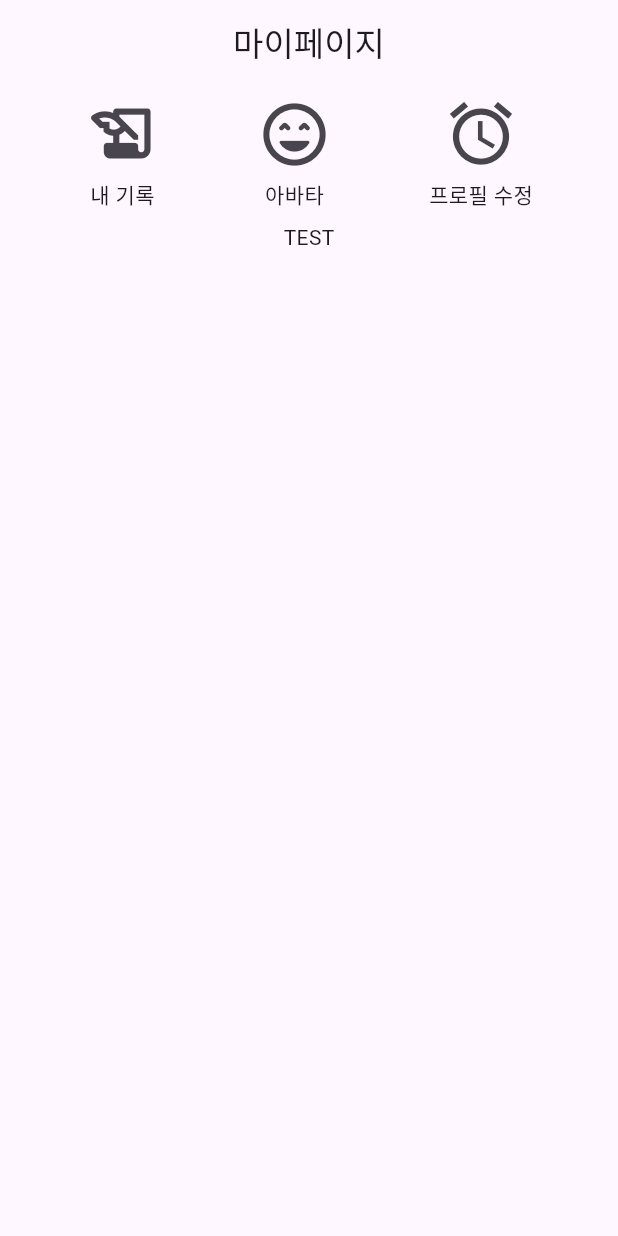
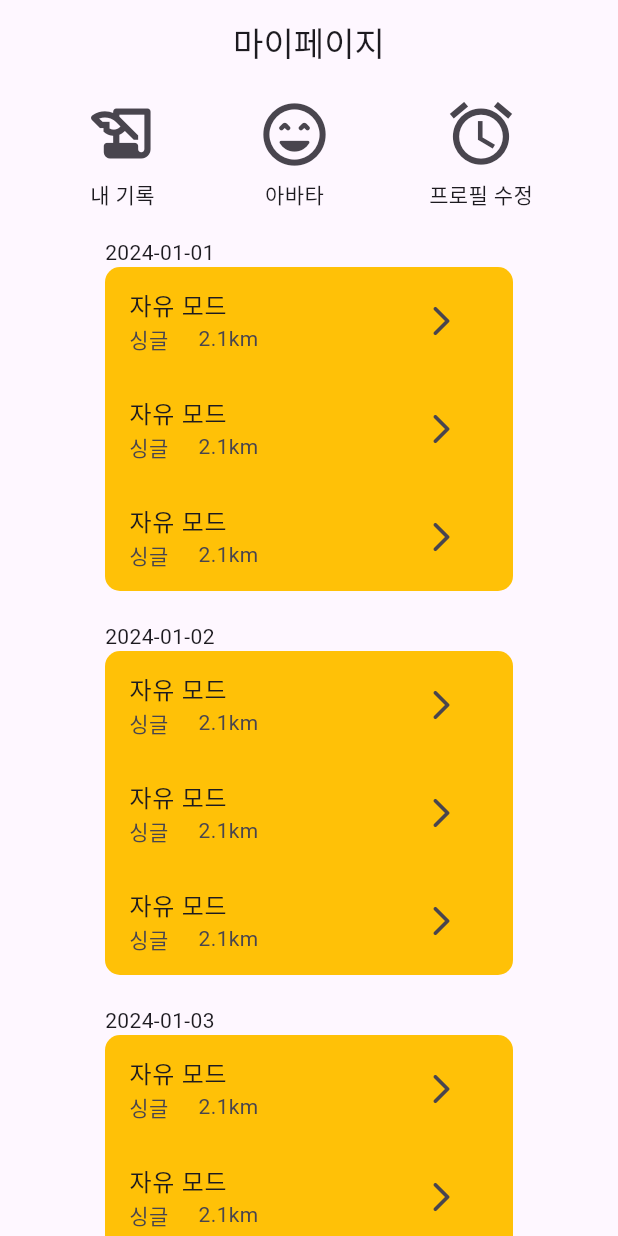
Before and after one commit to benyy0101/Wadada, a Flutter app: the screen it shows after launch, on a phone screen of 412 x 824 dp. Run offline on Flutter 3.47's test engine with Material 3 defaults, Android fonts, the phone set to English and light mode, and no system bars.

Commit message:
FEAT: record overview layout

```diff
--- a/wadada/lib/screens/mypage/layout.dart
+++ b/wadada/lib/screens/mypage/layout.dart
@@ -76,7 +76,87 @@ class RecordList extends StatelessWidget {
 
   @override
   Widget build(BuildContext context) {
-    const list = [1, 23, 34, 5, 5];
-    return Text("TEST");
+    const list = ['2024-01-01', '2024-01-02', '2024-01-03'];
+    return Container(
+      padding: EdgeInsets.fromLTRB(60, 0, 60, 0),
+      child: ListView(
+        shrinkWrap: true,
+        children: list
+            .map((e) => Container(
+                margin: EdgeInsets.all(10),
+                child: Column(
+                  crossAxisAlignment: CrossAxisAlignment.start,
+                  children: [Text(e.toString()), RecordCard()],
+                )))
+            .toList(),
+      ),
+    );
   }
 }
+
+class RecordCard extends StatelessWidget {
+  const RecordCard({super.key});
+
+  @override
+  Widget build(BuildContext context) {
+    return ClipRRect(
+        borderRadius: BorderRadius.circular(10),
+        child: Container(
+            color: Colors.amber,
+            child: Column(
+              children: [
+                ListTile(
+                    title: const Text('자유 모드'),
+                    subtitle: const Row(
+                      children: [
+                        Text('싱글'),
+                        SizedBox(
+                          width: 20.0,
+                        ),
+                        Text('2.1km'),
+                      ],
+                    ),
+                    trailing: IconButton(
+                      onPressed: () {
+                        print("HIHIHIHIHI");
+                      },
+                      icon: const Icon(Icons.arrow_forward_ios_rounded),
+                    )),
+                ListTile(
+                    title: const Text('자유 모드'),
+                    subtitle: const Row(
+                      children: [
+                        Text('싱글'),
+                        SizedBox(
+                          width: 20.0,
+                        ),
+                        Text('2.1km'),
+                      ],
+                    ),
+                    trailing: IconButton(
+                      onPressed: () {
+                        print("HIHIHIHIHI");
+                      },
+                      icon: const Icon(Icons.arrow_forward_ios_rounded),
+                    )),
+                ListTile(
+                    title: const Text('자유 모드'),
+                    subtitle: const Row(
+                      children: [
+                        Text('싱글'),
+                        SizedBox(
+                          width: 20.0,
+                        ),
+                        Text('2.1km'),
+                      ],
+                    ),
+                    trailing: IconButton(
+                      onPressed: () {
+                        print("HIHIHIHIHI");
+                      },
+                      icon: const Icon(Icons.arrow_forward_ios_rounded),
+                    )),
+              ],
+            )));
+  }
+}
```
